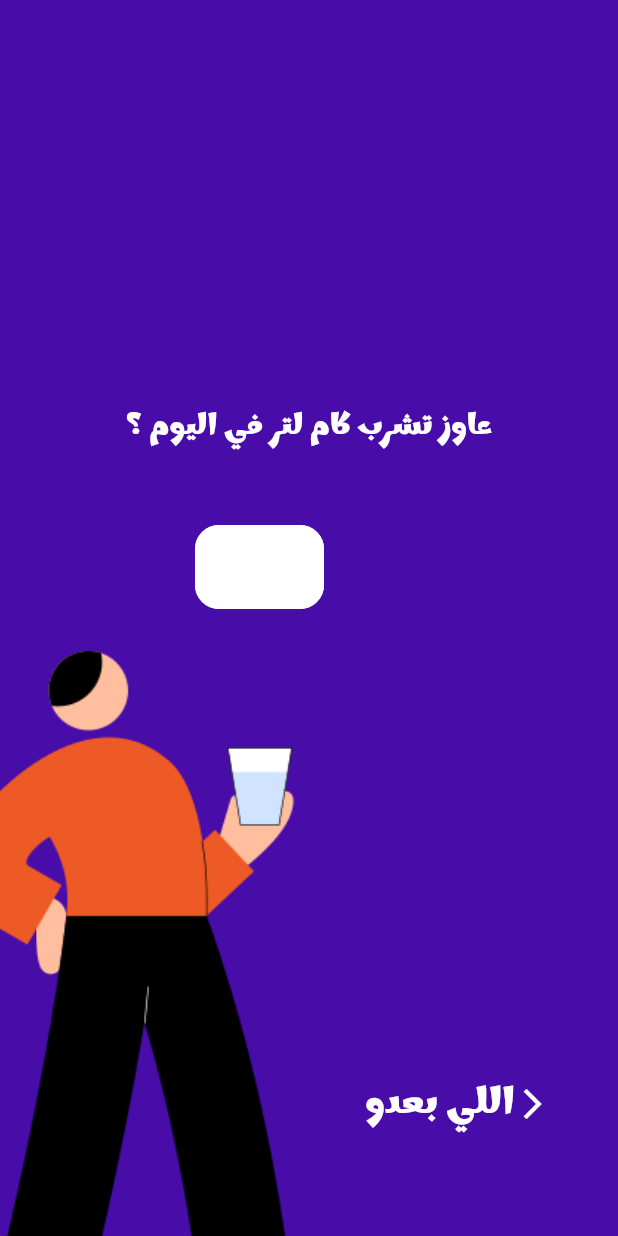
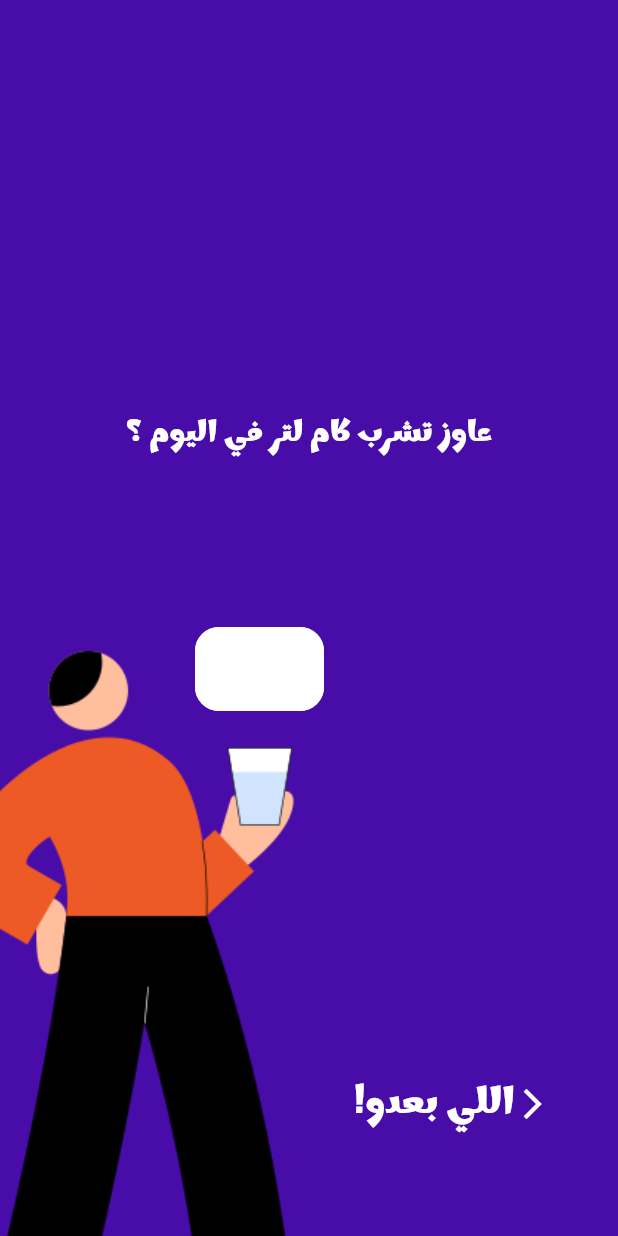
Before and after one commit to Magiixcode/Ashrably, a Flutter app: the Spalsh4 screen opened directly, on a phone screen of 412 x 824 dp. Run offline on Flutter 3.47's test engine with Material 3 defaults, Android fonts, the phone set to English and light mode, and no system bars; our stand-ins replace flutter_zoom_drawer.

Commit message:
fix spalsh 4 image issue

```diff
--- a/lib/pages/splash/spalsh_four.dart
+++ b/lib/pages/splash/spalsh_four.dart
@@ -29,7 +29,7 @@ class Spalsh4 extends StatelessWidget {
             child: NextButton(
               page: const Splash5(),
               iconColor: Colors.white,
-              text: "اللي بعدو",
+              text: "!اللي بعدو",
               padding: 30,
               styleText: const TextStyle(
                 fontFamily: 'Marhey',
@@ -41,7 +41,7 @@ class Spalsh4 extends StatelessWidget {
             ),
           ),
           Positioned(
-            top: 250,
+            bottom: 500,
             left: 10,
             right: 10,
             child: AskText(
@@ -51,7 +51,7 @@ class Spalsh4 extends StatelessWidget {
               text: "عاوز تشرب كام لتر في اليوم ؟",
             ),
           ),
-          const Positioned(top: 350, left: 130, child: CustomTextFiled()),
+          const Positioned(bottom: 350, left: 130, child: CustomTextFiled()),
         ],
       ),
     );
```
